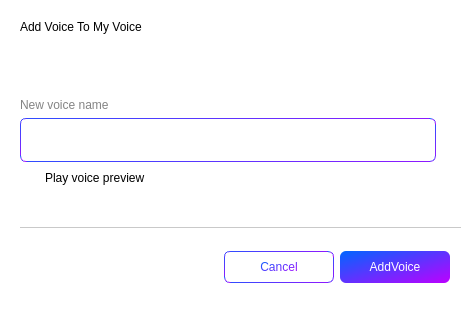
This is widget/Setting/SoundBot/QAddVoiceDlg.ui in yechaoGitHub/AI as Qt 5 draws it before an edit. The edited form follows.
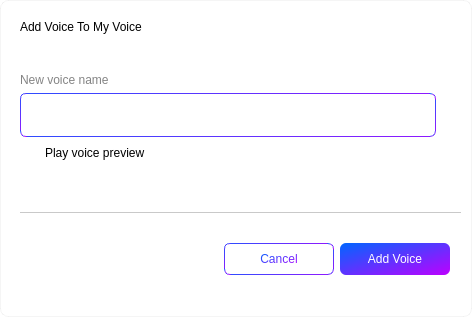
This is the edited form. Icons and pictures are not drawn.

What changed in the file:
```diff
--- a/widget/Setting/SoundBot/QAddVoiceDlg.ui
+++ b/widget/Setting/SoundBot/QAddVoiceDlg.ui
@@ -26,22 +26,30 @@
    <string>QAddVoiceDlg</string>
   </property>
   <property name="styleSheet">
-   <string notr="true">QWidget{
+   <string notr="true">QWidget#QAddVoiceDlgClass{
+	border:1px solid rgba(0,0,0,10);
+	border-radius:8px;
+}
+
+QWidget{
 	font: 12px &quot;微软雅黑&quot;;
 	background-color: rgb(255, 255, 255);
 }</string>
   </property>
-  <layout class="QVBoxLayout" name="verticalLayout_2">
+  <layout class="QVBoxLayout" name="verticalLayout_2" stretch="0,0,0">
    <property name="spacing">
-    <number>40</number>
+    <number>30</number>
    </property>
    <property name="leftMargin">
     <number>20</number>
    </property>
+   <property name="bottomMargin">
+    <number>20</number>
+   </property>
    <item>
     <layout class="QHBoxLayout" name="horizontalLayout_3">
      <property name="bottomMargin">
-      <number>15</number>
+      <number>0</number>
      </property>
      <item>
       <widget class="QLabel" name="label">
@@ -89,6 +97,9 @@
    </item>
    <item>
     <layout class="QVBoxLayout" name="verticalLayout">
+     <property name="bottomMargin">
+      <number>20</number>
+     </property>
      <item>
       <widget class="QLabel" name="label_2">
        <property name="styleSheet">
@@ -148,6 +159,12 @@
    </item>
    <item>
     <widget class="QFrame" name="frame">
+     <property name="minimumSize">
+      <size>
+       <width>0</width>
+       <height>70</height>
+      </size>
+     </property>
      <property name="styleSheet">
       <string notr="true">QFrame{
 	border:none;
@@ -161,6 +178,12 @@
       <enum>QFrame::Raised</enum>
      </property>
      <layout class="QHBoxLayout" name="horizontalLayout">
+      <property name="topMargin">
+       <number>9</number>
+      </property>
+      <property name="bottomMargin">
+       <number>0</number>
+      </property>
       <item>
        <spacer name="horizontalSpacer">
         <property name="orientation">
@@ -218,7 +241,7 @@
 border-radius:6px;</string>
         </property>
         <property name="text">
-         <string>AddVoice</string>
+         <string>Add Voice</string>
         </property>
        </widget>
       </item>
```
